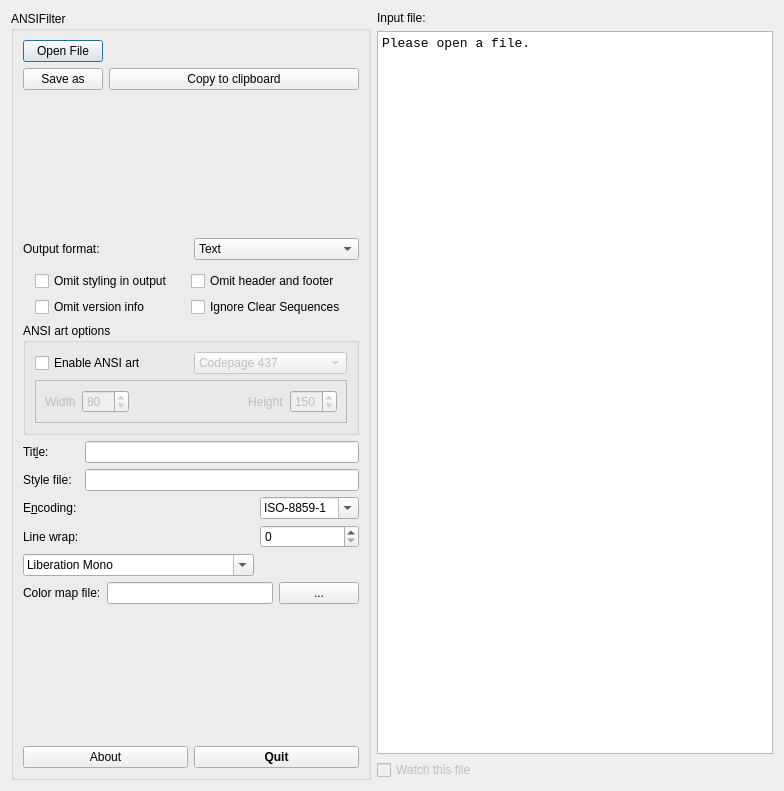
Old version of the form src/qt-gui/ansifilter.ui in the repository fish2000/ansifilter.
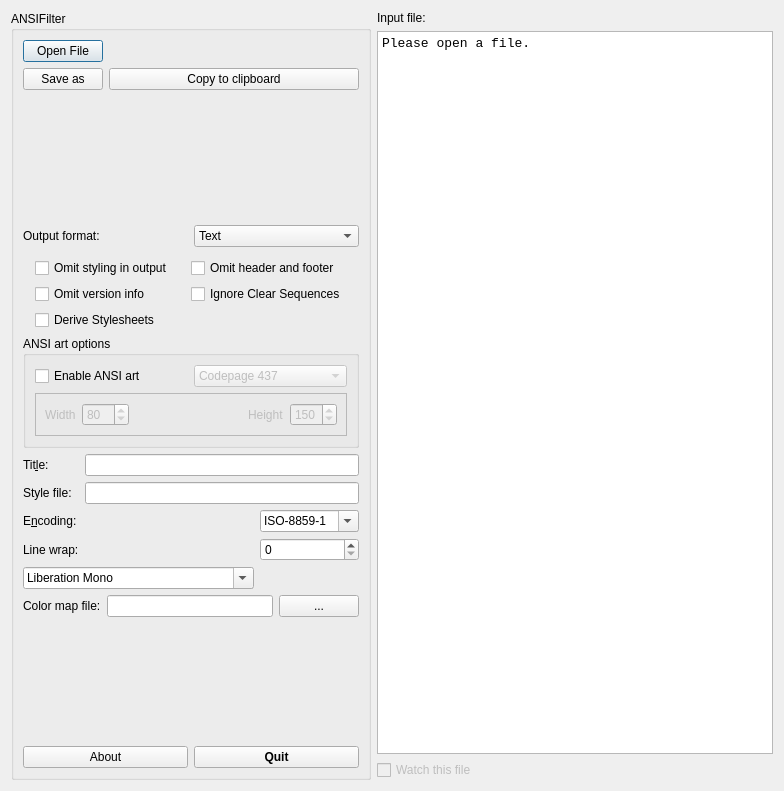
New version of the form. Icons and pictures are not drawn.

Commit message: added Derive Stylesheets CB in GUI

```diff
--- a/src/qt-gui/ansifilter.ui
+++ b/src/qt-gui/ansifilter.ui
@@ -320,6 +320,16 @@
           </property>
          </widget>
         </item>
+        <item row="2" column="0">
+         <widget class="QCheckBox" name="cbDeriveStyles">
+          <property name="toolTip">
+           <string>Generate Stylesheets based on the formatting information</string>
+          </property>
+          <property name="text">
+           <string>Derive Stylesheets</string>
+          </property>
+         </widget>
+        </item>
        </layout>
       </item>
       <item>
```
The commit also changes 3 other files.
